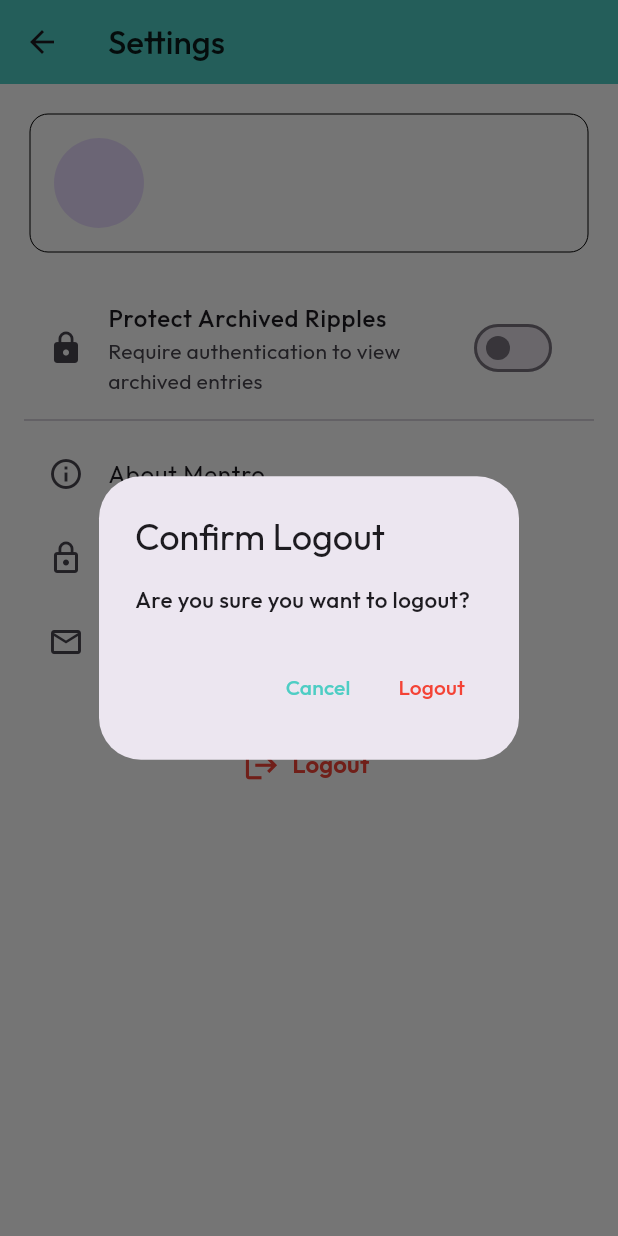
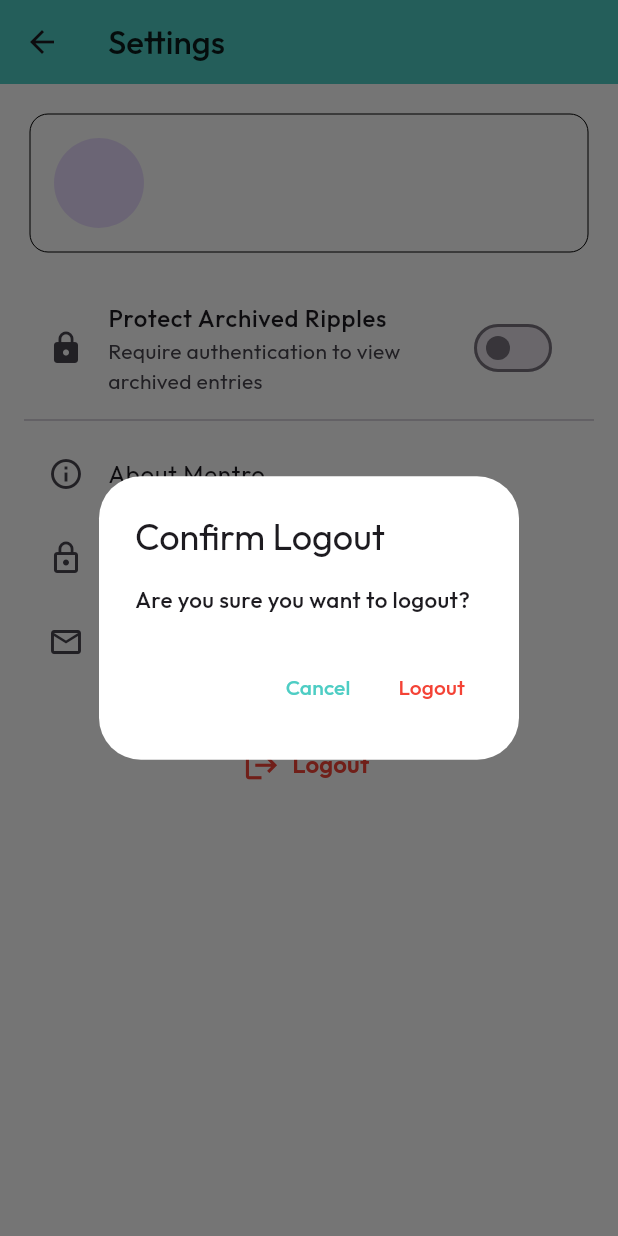
Before and after one commit to ChathraNavoda/Mentro, a Flutter app: the SettingsScreen screen opened directly, after a tap on "Logout", on a phone screen of 412 x 824 dp. Run offline on Flutter 3.47's test engine with Material 3 defaults, Android fonts, the phone set to English and light mode, and no system bars; our stand-ins replace cloud_firestore, confetti, firebase_auth, firebase_core, firebase_messaging, fl_chart and 11 more; missing offline and left inert: simple_ripple_animation; accounts and stored records are empty; network calls fail.

```diff
--- a/lib/presentation/screens/settings/settings_screen.dart
+++ b/lib/presentation/screens/settings/settings_screen.dart
@@ -293,6 +293,7 @@ class _SettingsScreenState extends State<SettingsScreen> {
                 showDialog(
                   context: context,
                   builder: (context) => AlertDialog(
+                    backgroundColor: Colors.white,
                     title: Text(
                       "Confirm Logout",
                       style: GoogleFonts.outfit(
```
Also changed, not shown: pubspec.yaml (+7 -0 lines), assets/images/icon.png (added), pubspec.lock, 29 other files.
